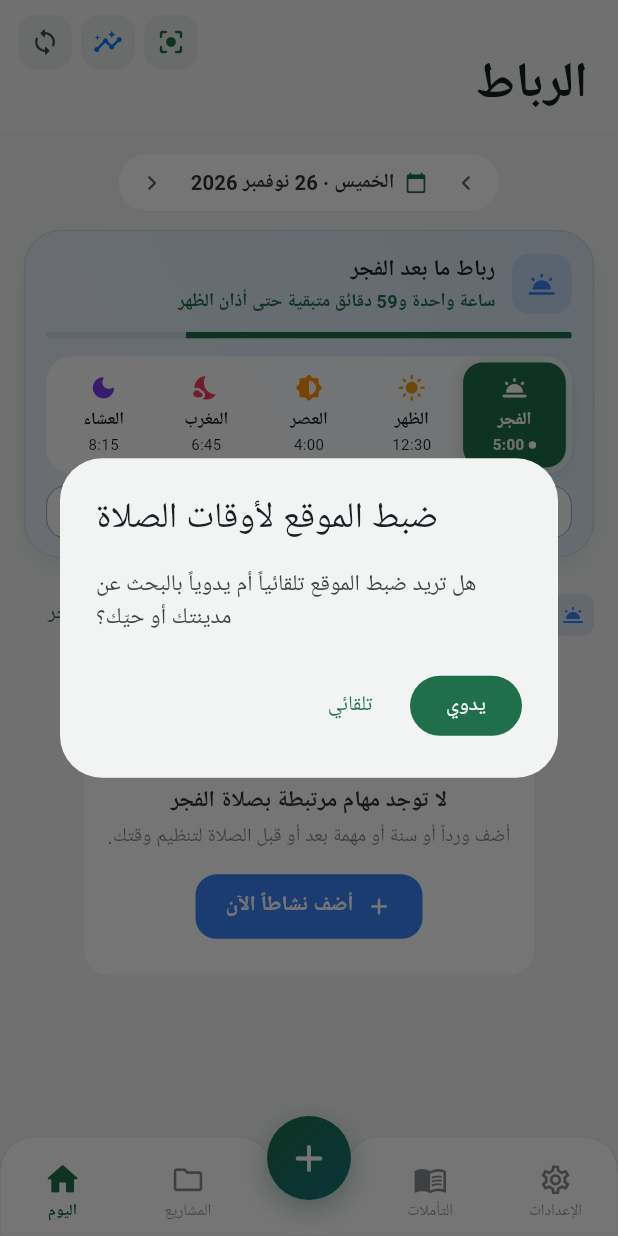
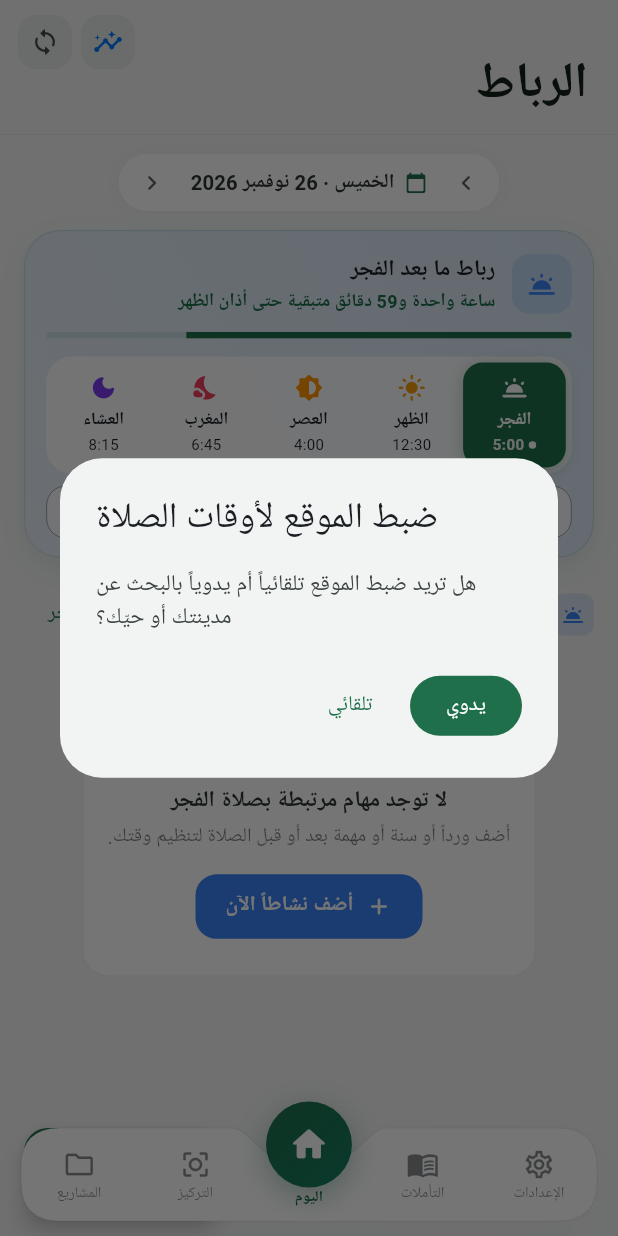
Before and after one commit to mostafaYasserDev/Al-Ribat, a Flutter app: the AppShell screen opened directly, on a phone screen of 412 x 824 dp. Run offline on Flutter 3.47's test engine with Material 3 defaults, Android fonts, the phone set to English and light mode, and no system bars; our stand-ins replace adhan, cloud_firestore, confetti, file_picker, firebase_auth, firebase_core and 14 more; missing offline and left inert: flutter_foreground_task, home_widget; accounts and stored records are empty; Roboto replaces fonts that are missing (Tajawal); statements that could not run were skipped.

Commit message:
Implement Floating Curved Notch Dock with Today centered (Projects | Focus | Today | Reflections | Settings)

```diff
--- a/lib/application/parts/day_state_provider.dart
+++ b/lib/application/parts/day_state_provider.dart
@@ -1,7 +1,4 @@
 part of '../providers.dart';
-
-/// Active tab index in [AppShell] (0: اليوم, 1: المشاريع, 2: التركيز, 3: التأملات, 4: الإعدادات).
-final shellTabProvider = StateProvider<int>((ref) => 0);
 
 final dayStateProvider = Provider<DayState>((ref) {
   final sched = ref.watch(prayerScheduleProvider).valueOrNull;
--- a/lib/features/home/presentation/home_screen.dart
+++ b/lib/features/home/presentation/home_screen.dart
@@ -137,6 +137,21 @@ class _HomeScreenState extends ConsumerState<HomeScreen>
     return Directionality(
       textDirection: TextDirection.rtl,
       child: Scaffold(
+        floatingActionButton: Builder(
+          builder: (fabCtx) => FloatingActionButton.extended(
+            heroTag: 'home_fab',
+            onPressed: () {
+              HapticFeedback.lightImpact();
+              _showAddActivitySheet(
+                initialPhase: activePhase,
+                sourceContext: fabCtx,
+                sourceColor: theme.colorScheme.primaryContainer,
+              );
+            },
+            label: const Text('إضافة نشاط'),
+            icon: const Icon(Icons.add_rounded),
+          ),
+        ),
         body: scheduleAsync.when(
           skipLoadingOnReload: true,
           loading: () {
@@ -208,18 +223,6 @@ class _HomeScreenState extends ConsumerState<HomeScreen>
           scrolledUnderElevation: 0,
           backgroundColor: theme.scaffoldBackgroundColor,
           actions: [
-            Padding(
-              padding: const EdgeInsetsDirectional.only(end: 6),
-              child: _HomeHeaderPillButton(
-                icon: Icons.center_focus_strong_rounded,
-                tooltip: 'جلسات التركيز',
-                color: theme.colorScheme.primary,
-                onTap: () {
-                  HapticFeedback.lightImpact();
-                  ref.read(shellTabProvider.notifier).state = 2;
-                },
-              ),
-            ),
             Padding(
               padding: const EdgeInsetsDirectional.only(end: 6),
               child: Builder(
--- a/lib/presentation/shell/app_shell.dart
+++ b/lib/presentation/shell/app_shell.dart
@@ -11,19 +11,15 @@ import '../../application/providers.dart';
 import '../../core/errors/error_reporter.dart';
 import '../../core/ui_feedback.dart';
 import '../../domain/entities/app_settings.dart';
-import '../../features/activities/presentation/widgets/add_activity_sheet.dart';
 import '../../features/focus/application/active_focus_notifier.dart';
 import '../../features/focus/domain/work_session_item.dart';
 import '../../features/focus/presentation/widgets/focus_completion_sheet.dart';
 import '../../features/focus/presentation/widgets/focus_mini_player.dart';
-import '../../features/projects/presentation/widgets/anchored_popover.dart';
-import '../../features/reflections/presentation/reflection_editor_screen.dart';
-import '../../features/settings/presentation/settings_screen.dart';
-import '../../services/motivation_quotes.dart';
 import '../focus/focus_sessions_screen.dart';
 import '../history/reflection_history_screen.dart';
 import '../home/home_screen.dart';
 import '../projects/projects_screen.dart';
+import '../../features/settings/presentation/settings_screen.dart';
 import '../widgets/manual_location_dialog.dart';
 
 part 'app_shell_location_dialog.dart';
@@ -37,10 +33,12 @@ class AppShell extends ConsumerStatefulWidget {
 
 class _AppShellState extends ConsumerState<AppShell>
     with WidgetsBindingObserver {
+  int _index = 2;
+
   static const _screens = [
-    HomeScreen(),
     ProjectsScreen(),
     FocusSessionsScreen(),
+    HomeScreen(),
     ReflectionHistoryScreen(),
     SettingsScreen(),
   ];
@@ -65,110 +63,8 @@ class _AppShellState extends ConsumerState<AppShell>
     await _showLocationModeDialog(context, ref);
   }
 
-  void _openQuickAddMenu(BuildContext anchorCtx) {
-    HapticFeedback.lightImpact();
-    final dividerColor =
-        Theme.of(context).colorScheme.onSurface.withValues(alpha: 0.08);
-    final hostContext = context;
-
-    showAnchoredPopover<void>(
-      anchorCtx,
-      width: 248,
-      preferAbove: true,
-      anchorRadius: 28,
-      builder: (popCtx) => Column(
-        mainAxisSize: MainAxisSize.min,
-        children: [
-          PopoverActionRow(
-            icon: Icons.add_task_rounded,
-            color: const Color(0xFF1F6F4A),
-            label: 'نشاط جديد',
-            onTap: () {
-              Navigator.pop(popCtx);
-              AddActivitySheet.open(
-                hostContext,
-                sourceContext: anchorCtx,
-                sourceColor: Theme.of(hostContext).colorScheme.primary,
-                sourceRadius: 28,
-                onSave: (activity) async {
-                  await ref
-                      .read(activitiesProvider.notifier)
-                      .addActivity(activity);
-                  lightSuccessHaptic();
-                  if (hostContext.mounted) {
-                    appSnack(
-                      hostContext,
-                      'أُضِيف النشاط — ${MotivationQuotes.randomLine()}',
-                    );
-                  }
-                  return true;
-                },
-              );
-            },
-          ),
-          Divider(height: 0.6, thickness: 0.6, indent: 52, color: dividerColor),
-          PopoverActionRow(
-            icon: Icons.center_focus_strong_rounded,
-            color: const Color(0xFF007AFF),
-            label: 'بدء جلسة تركيز',
-            onTap: () {
-              Navigator.pop(popCtx);
-              ref.read(shellTabProvider.notifier).state = 2;
-            },
-          ),
-          Divider(height: 0.6, thickness: 0.6, indent: 52, color: dividerColor),
-          PopoverActionRow(
-            icon: Icons.auto_stories_rounded,
-            color: const Color(0xFF7C3AED),
-            label: 'تأمل جديد',
-            onTap: () {
-              Navigator.pop(popCtx);
-              ReflectionEditorScreen.open(
-                hostContext,
-                sourceContext: anchorCtx,
-                sourceColor: const Color(0xFF7C3AED).withValues(alpha: 0.16),
-                sourceRadius: 28,
-              );
-            },
-          ),
-          Divider(height: 0.6, thickness: 0.6, indent: 52, color: dividerColor),
-          PopoverActionRow(
-            icon: Icons.create_new_folder_rounded,
-            color: const Color(0xFFFF9500),
-            label: 'مشروع جديد',
-            onTap: () {
-              Navigator.pop(popCtx);
-              NewProjectDialog.open(
-                hostContext,
-                sourceContext: anchorCtx,
-                sourceColor: const Color(0xFFFF9500).withValues(alpha: 0.16),
-                sourceRadius: 28,
-                onCreate: ({
-                  required String projectName,
-                  String? description,
-                  String? iconName,
-                  String? colorHex,
-                }) async {
-                  await ProjectGroupsService.saveProjectInfo(
-                    projectName,
-                    description: description,
-                    iconName: iconName,
-                    colorHex: colorHex,
-                  );
-                  ref.read(shellTabProvider.notifier).state = 1;
-                },
-              );
-            },
-          ),
-        ],
-      ),
-    );
-  }
-
   @override
   Widget build(BuildContext context) {
-    final index = ref.watch(shellTabProvider);
-
     ref.listen<WorkSessionItem?>(lastCompletedSessionProvider, (prev, next) {
       if (next != null) {
         FocusCompletionSheet.show(context, next);
@@ -179,22 +75,21 @@ class _AppShellState extends ConsumerState<AppShell>
     return Scaffold(
       extendBody: true,
       body: IndexedStack(
-        index: index,
+        index: _index,
         children: _screens,
       ),
       bottomNavigationBar: Column(
         mainAxisSize: MainAxisSize.min,
         children: [
-          if (index != 2) const FocusMiniPlayer(),
-          _CurvedNotchedNavBar(
-            selectedIndex: index,
+          if (_index != 1) const FocusMiniPlayer(),
+          _FloatingNotchedNavBar(
+            selectedIndex: _index,
             onSelect: (value) {
-              if (value != index) {
+              if (value != _index) {
                 HapticFeedback.selectionClick();
-                ref.read(shellTabProvider.notifier).state = value;
+                setState(() => _index = value);
               }
             },
-            onCenterAddTap: _openQuickAddMenu,
           ),
         ],
       ),
@@ -204,70 +99,50 @@ class _AppShellState extends ConsumerState<AppShell>
 
 class _NavTabItem {
   const _NavTabItem({
-    required this.tabIndex,
     required this.icon,
     required this.selectedIcon,
     required this.label,
-    required this.activeColor,
   });
 
-  final int tabIndex;
   final IconData icon;
   final IconData selectedIcon;
   final String label;
-  final Color activeColor;
 }
 
-class _CurvedNotchedNavBar extends StatefulWidget {
-  const _CurvedNotchedNavBar({
+class _FloatingNotchedNavBar extends StatelessWidget {
+  const _FloatingNotchedNavBar({
     required this.selectedIndex,
     required this.onSelect,
-    required this.onCenterAddTap,
   });
 
   final int selectedIndex;
   final ValueChanged<int> onSelect;
-  final void Function(BuildContext anchorContext) onCenterAddTap;
 
-  @override
-  State<_CurvedNotchedNavBar> createState() => _CurvedNotchedNavBarState();
-}
-
-class _CurvedNotchedNavBarState extends State<_CurvedNotchedNavBar> {
-  final _centerBtnKey = GlobalKey();
-  bool _centerPressed = false;
-
-  static const _rightTabs = [
+  static const _items = [
     _NavTabItem(
-      tabIndex: 0,
+      icon: Icons.folder_outlined,
+      selectedIcon: Icons.folder_rounded,
+      label: 'المشاريع',
+    ),
+    _NavTabItem(
+      icon: Icons.center_focus_strong_outlined,
+      selectedIcon: Icons.center_focus_strong_rounded,
+      label: 'التركيز',
+    ),
+    _NavTabItem(
       icon: Icons.home_outlined,
       selectedIcon: Icons.home_rounded,
       label: 'اليوم',
-      activeColor: Color(0xFF1F6F4A),
     ),
     _NavTabItem(
-      tabIndex: 1,
-      icon: Icons.folder_outlined,
-      selectedIcon: Icons.folder_rounded,
-      label: 'المشاريع',
-      activeColor: Color(0xFF007AFF),
-    ),
-  ];
-
-  static const _leftTabs = [
-    _NavTabItem(
-      tabIndex: 3,
       icon: Icons.menu_book_outlined,
       selectedIcon: Icons.menu_book_rounded,
       label: 'التأملات',
-      activeColor: Color(0xFF7C3AED),
     ),
     _NavTabItem(
-      tabIndex: 4,
       icon: Icons.settings_outlined,
       selectedIcon: Icons.settings_rounded,
       label: 'الإعدادات',
-      activeColor: Color(0xFF10B981),
     ),
   ];
 
@@ -276,191 +151,187 @@ class _CurvedNotchedNavBarState extends State<_CurvedNotchedNavBar> {
     final theme = Theme.of(context);
     final isDark = theme.brightness == Brightness.dark;
     final colorScheme = theme.colorScheme;
-    final barColor = isDark ? const Color(0xFF10192A) : Colors.white;
-    final borderColor = colorScheme.onSurface.withValues(alpha: 0.08);
+    final dockColor = isDark ? const Color(0xFF10192B) : Colors.white;
+    final borderColor =
+        colorScheme.onSurface.withValues(alpha: isDark ? 0.1 : 0.07);
     final inactiveColor = colorScheme.onSurface.withValues(alpha: 0.52);
-    final bottomInset = MediaQuery.paddingOf(context).bottom;
+    final isHomeSelected = selectedIndex == 2;
 
-    return SizedBox(
-      height: 82 + bottomInset,
+    return SafeArea(
+      top: false,
+      child: Padding(
+        padding: const EdgeInsets.fromLTRB(14, 0, 14, 10),
+        child: SizedBox(
+          height: 78,
           child: Stack(
+            clipBehavior: Clip.none,
             alignment: Alignment.bottomCenter,
-        clipBehavior: Clip.none,
             children: [
-          // Curved notched bar background
+              // Floating curved notched dock
               Positioned(
                 left: 0,
                 right: 0,
                 bottom: 0,
-            height: 66 + bottomInset,
+                height: 62,
                 child: CustomPaint(
-              painter: _NotchedBarPainter(
-                color: barColor,
+                  painter: _NotchedDockPainter(
+                    fillColor: dockColor,
                     borderColor: borderColor,
-                shadowColor:
-                    Colors.black.withValues(alpha: isDark ? 0.35 : 0.08),
+                    shadowColor: Colors.black.withValues(
+                      alpha: isDark ? 0.42 : 0.10,
                     ),
-              child: Padding(
-                padding: EdgeInsets.only(bottom: bottomInset, top: 6),
+                  ),
                   child: Row(
                     children: [
-                    for (final item in _rightTabs)
                       Expanded(
-                        child: _CurvedNavTabButton(
-                          item: item,
-                          selected: widget.selectedIndex == item.tabIndex,
+                        child: _SideNavTab(
+                          item: _items[0],
+                          selected: selectedIndex == 0,
+                          activeColor: colorScheme.primary,
                           inactiveColor: inactiveColor,
-                          onTap: () => widget.onSelect(item.tabIndex),
+                          onTap: () => onSelect(0),
                         ),
                       ),
-                    const SizedBox(width: 78),
-                    for (final item in _leftTabs)
                       Expanded(
-                        child: _CurvedNavTabButton(
-                          item: item,
-                          selected: widget.selectedIndex == item.tabIndex,
+                        child: _SideNavTab(
+                          item: _items[1],
+                          selected: selectedIndex == 1,
+                          activeColor: colorScheme.primary,
                           inactiveColor: inactiveColor,
-                          onTap: () => widget.onSelect(item.tabIndex),
+                          onTap: () => onSelect(1),
+                        ),
+                      ),
+                      const SizedBox(width: 74),
+                      Expanded(
+                        child: _SideNavTab(
+                          item: _items[3],
+                          selected: selectedIndex == 3,
+                          activeColor: colorScheme.primary,
+                          inactiveColor: inactiveColor,
+                          onTap: () => onSelect(3),
+                        ),
+                      ),
+                      Expanded(
+                        child: _SideNavTab(
+                          item: _items[4],
+                          selected: selectedIndex == 4,
+                          activeColor: colorScheme.primary,
+                          inactiveColor: inactiveColor,
+                          onTap: () => onSelect(4),
                         ),
                       ),
                     ],
                   ),
                 ),
               ),
-          ),
 
-          // Center floating circular (+) button cradled in the notch
+              // Elevated Center Home Orb ("اليوم")
               Positioned(
-            bottom: 24 + bottomInset,
+                top: 0,
                 child: GestureDetector(
-              key: const Key('center_add_button'),
-              onTapDown: (_) => setState(() => _centerPressed = true),
-              onTapUp: (_) {
-                setState(() => _centerPressed = false);
-                widget.onCenterAddTap(
-                  _centerBtnKey.currentContext ?? context,
-                );
-              },
-              onTapCancel: () => setState(() => _centerPressed = false),
-              child: AnimatedScale(
-                key: _centerBtnKey,
-                scale: _centerPressed ? 0.9 : 1.0,
-                duration: const Duration(milliseconds: 140),
+                  behavior: HitTestBehavior.opaque,
+                  onTap: () => onSelect(2),
+                  child: Column(
+                    mainAxisSize: MainAxisSize.min,
+                    children: [
+                      AnimatedScale(
+                        scale: isHomeSelected ? 1.06 : 0.96,
+                        duration: const Duration(milliseconds: 220),
                         curve: Curves.easeOutBack,
-                child: Container(
-                  width: 56,
-                  height: 56,
+                        child: AnimatedContainer(
+                          duration: const Duration(milliseconds: 220),
+                          width: 54,
+                          height: 54,
                           decoration: BoxDecoration(
                             shape: BoxShape.circle,
-                    gradient: LinearGradient(
+                            gradient: isHomeSelected
+                                ? LinearGradient(
                                     colors: [
                                       colorScheme.primary,
-                        Color.lerp(colorScheme.primary, const Color(0xFF007AFF),
-                            0.28)!,
+                                      Color.lerp(
+                                            colorScheme.primary,
+                                            Colors.teal,
+                                            0.35,
+                                          ) ??
+                                          colorScheme.primary,
                                     ],
                                     begin: Alignment.topLeft,
                                     end: Alignment.bottomRight,
-                    ),
+                                  )
+                                : null,
+                            color: isHomeSelected
+                                ? null
+                                : (isDark
+                                    ? const Color(0xFF1A2842)
+                                    : const Color(0xFFEAF0ED)),
                             boxShadow: [
                               BoxShadow(
-                        color: colorScheme.primary.withValues(alpha: 0.38),
-                        blurRadius: 16,
-                        offset: const Offset(0, 6),
+                                color: (isHomeSelected
+                                        ? colorScheme.primary
+                                        : Colors.black)
+                                    .withValues(
+                                  alpha: isHomeSelected ? 0.36 : 0.12,
+                                ),
+                                blurRadius: isHomeSelected ? 16 : 8,
+                                offset: const Offset(0, 5),
                               ),
                             ],
                           ),
-                  child: const Icon(
-                    Icons.add_rounded,
-                    color: Colors.white,
-                    size: 30,
+                          child: Icon(
+                            isHomeSelected
+                                ? _items[2].selectedIcon
+                                : _items[2].icon,
+                            size: 26,
+                            color: isHomeSelected
+                                ? Colors.white
+                                : colorScheme.onSurface.withValues(alpha: 0.72),
                           ),
                         ),
+                      ),
+                      const SizedBox(height: 3),
+                      Text(
+                        _items[2].label,
+                        style: TextStyle(
+                          fontSize: 10,
+                          fontWeight: isHomeSelected
+                              ? FontWeight.w800
+                              : FontWeight.w600,
+                          color: isHomeSelected
+                              ? colorScheme.primary
+                              : inactiveColor,
+                          height: 1.1,
+                        ),
+                      ),
+                    ],
                   ),
                 ),
               ),
             ],
           ),
+        ),
+      ),
     );
   }
 }
 
-class _NotchedBarPainter extends CustomPainter {
-  const _NotchedBarPainter({
-    required this.color,
-    required this.borderColor,
-    required this.shadowColor,
-  });
-
-  final Color color;
-  final Color borderColor;
-  final Color shadowColor;
-
-  @override
-  void paint(Canvas canvas, Size size) {
-    final w = size.width;
-    final h = size.height;
-    final cx = w / 2;
-    const cornerR = 26.0;
-    const notchHalfW = 46.0;
-    const notchDepth = 28.0;
-
-    final path = Path()
-      ..moveTo(0, cornerR)
-      ..quadraticBezierTo(0, 0, cornerR, 0)
-      ..lineTo(cx - notchHalfW, 0)
-      ..cubicTo(
-        cx - notchHalfW * 0.56,
-        0,
-        cx - notchHalfW * 0.54,
-        notchDepth,
-        cx,
-        notchDepth,
-      )
-      ..cubicTo(
-        cx + notchHalfW * 0.54,
-        notchDepth,
-        cx + notchHalfW * 0.56,
-        0,
-        cx + notchHalfW,
-        0,
-      )
-      ..lineTo(w - cornerR, 0)
-      ..quadraticBezierTo(w, 0, w, cornerR)
-      ..lineTo(w, h)
-      ..lineTo(0, h)
-      ..close();
-
-    canvas.drawShadow(path, shadowColor, 10, false);
-    canvas.drawPath(path, Paint()..color = color);
-
-    final borderPaint = Paint()
-      ..color = borderColor
-      ..style = PaintingStyle.stroke
-      ..strokeWidth = 0.8;
-    canvas.drawPath(path, borderPaint);
-  }
-
-  @override
-  bool shouldRepaint(_NotchedBarPainter oldDelegate) =>
-      oldDelegate.color != color || oldDelegate.borderColor != borderColor;
-}
-
-class _CurvedNavTabButton extends StatelessWidget {
-  const _CurvedNavTabButton({
+class _SideNavTab extends StatelessWidget {
+  const _SideNavTab({
     required this.item,
     required this.selected,
+    required this.activeColor,
     required this.inactiveColor,
     required this.onTap,
   });
 
   final _NavTabItem item;
   final bool selected;
+  final Color activeColor;
   final Color inactiveColor;
   final VoidCallback onTap;
 
   @override
   Widget build(BuildContext context) {
-    final color = selected ? item.activeColor : inactiveColor;
+    final color = selected ? activeColor : inactiveColor;
     return GestureDetector(
       behavior: HitTestBehavior.opaque,
       onTap: onTap,
@@ -476,7 +347,7 @@ class _CurvedNavTabButton extends StatelessWidget {
               child: Icon(
                 selected ? item.selectedIcon : item.icon,
                 key: ValueKey(selected),
-                size: 23,
+                size: 22,
                 color: color,
               ),
             ),
@@ -487,7 +358,7 @@ class _CurvedNavTabButton extends StatelessWidget {
             maxLines: 1,
             overflow: TextOverflow.ellipsis,
             style: TextStyle(
-              fontSize: 10.5,
+              fontSize: 10,
               fontWeight: selected ? FontWeight.w800 : FontWeight.w500,
               color: color,
               height: 1.1,
@@ -498,3 +369,70 @@ class _CurvedNavTabButton extends StatelessWidget {
     );
   }
 }
+
+class _NotchedDockPainter extends CustomPainter {
+  const _NotchedDockPainter({
+    required this.fillColor,
+    required this.borderColor,
+    required this.shadowColor,
+  });
+
+  final Color fillColor;
+  final Color borderColor;
+  final Color shadowColor;
+
+  @override
+  void paint(Canvas canvas, Size size) {
+    final w = size.width;
+    final h = size.height;
+    final cx = w / 2;
+    const r = 26.0;
+    const notchHalf = 42.0;
+    const notchDepth = 26.0;
+
+    final path = Path()
+      ..moveTo(r, 0)
+      ..lineTo(cx - notchHalf - 10, 0)
+      ..cubicTo(
+        cx - notchHalf + 4,
+        0,
+        cx - 32,
+        notchDepth,
+        cx,
+        notchDepth,
+      )
+      ..cubicTo(
+        cx + 32,
+        notchDepth,
+        cx + notchHalf - 4,
+        0,
+        cx + notchHalf + 10,
+        0,
+      )
+      ..lineTo(w - r, 0)
+      ..quadraticBezierTo(w, 0, w, r)
+      ..lineTo(w, h - r)
+      ..quadraticBezierTo(w, h, w - r, h)
+      ..lineTo(r, h)
+      ..quadraticBezierTo(0, h, 0, h - r)
+      ..lineTo(0, r)
+      ..quadraticBezierTo(0, 0, r, 0)
+      ..close();
+
+    canvas.drawShadow(path, shadowColor, 14, false);
+    canvas.drawPath(path, Paint()..color = fillColor);
+    canvas.drawPath(
+      path,
+      Paint()
+        ..color = borderColor
+        ..style = PaintingStyle.stroke
+        ..strokeWidth = 0.8,
+    );
+  }
+
+  @override
+  bool shouldRepaint(_NotchedDockPainter oldDelegate) =>
+      oldDelegate.fillColor != fillColor ||
+      oldDelegate.borderColor != borderColor ||
+      oldDelegate.shadowColor != shadowColor;
+}
```
Also changed, not shown: lib/features/projects/presentation/projects_screen.dart (+11 -0 lines), 2 other files. Lines whose indentation alone changed are shown as unchanged.
